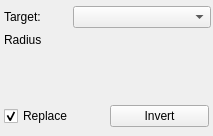
Qt form src/Interface/ToolInterface/MedianFilterInterface.ui (SCIInstitute/Seg3D) before a commit.
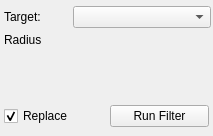
The same form after that commit.

```diff
--- a/src/Interface/ToolInterface/MedianFilterInterface.ui
+++ b/src/Interface/ToolInterface/MedianFilterInterface.ui
@@ -10,6 +10,24 @@
     <height>136</height>
    </rect>
   </property>
+  <property name="sizePolicy">
+   <sizepolicy hsizetype="Fixed" vsizetype="Fixed">
+    <horstretch>0</horstretch>
+    <verstretch>0</verstretch>
+   </sizepolicy>
+  </property>
+  <property name="minimumSize">
+   <size>
+    <width>213</width>
+    <height>136</height>
+   </size>
+  </property>
+  <property name="maximumSize">
+   <size>
+    <width>213</width>
+    <height>136</height>
+   </size>
+  </property>
   <property name="windowTitle">
    <string>Form</string>
   </property>
@@ -104,7 +122,7 @@
     <item>
      <widget class="QPushButton" name="invertButton">
       <property name="text">
-       <string>Invert</string>
+       <string>Run Filter</string>
       </property>
      </widget>
     </item>
```
